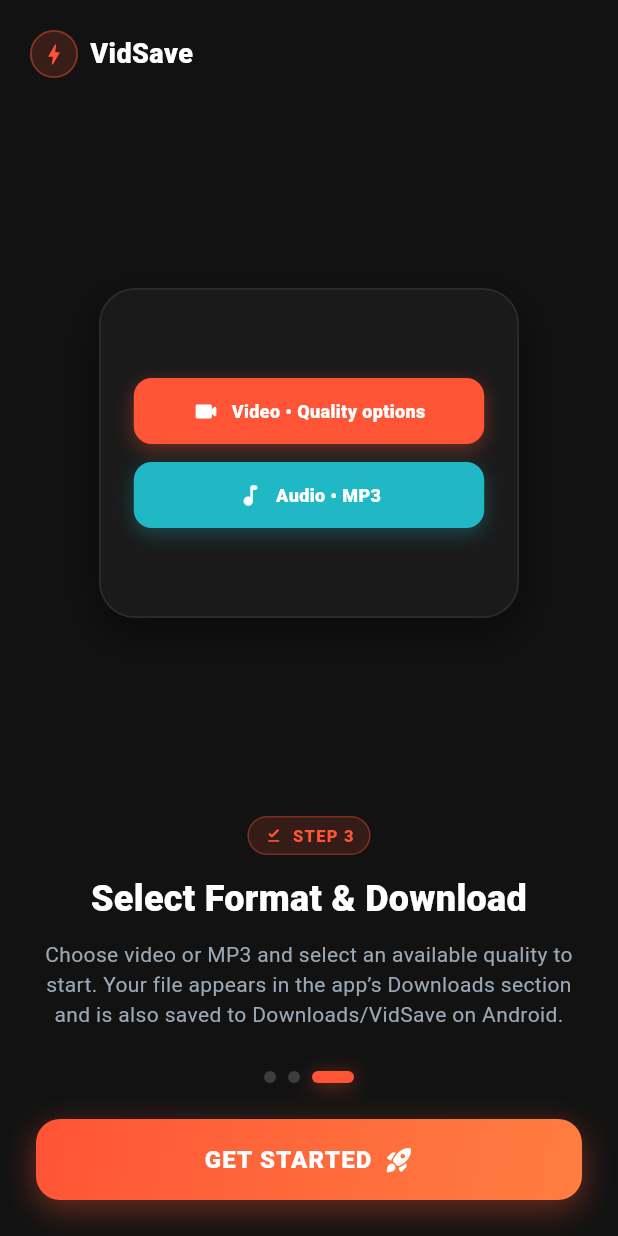
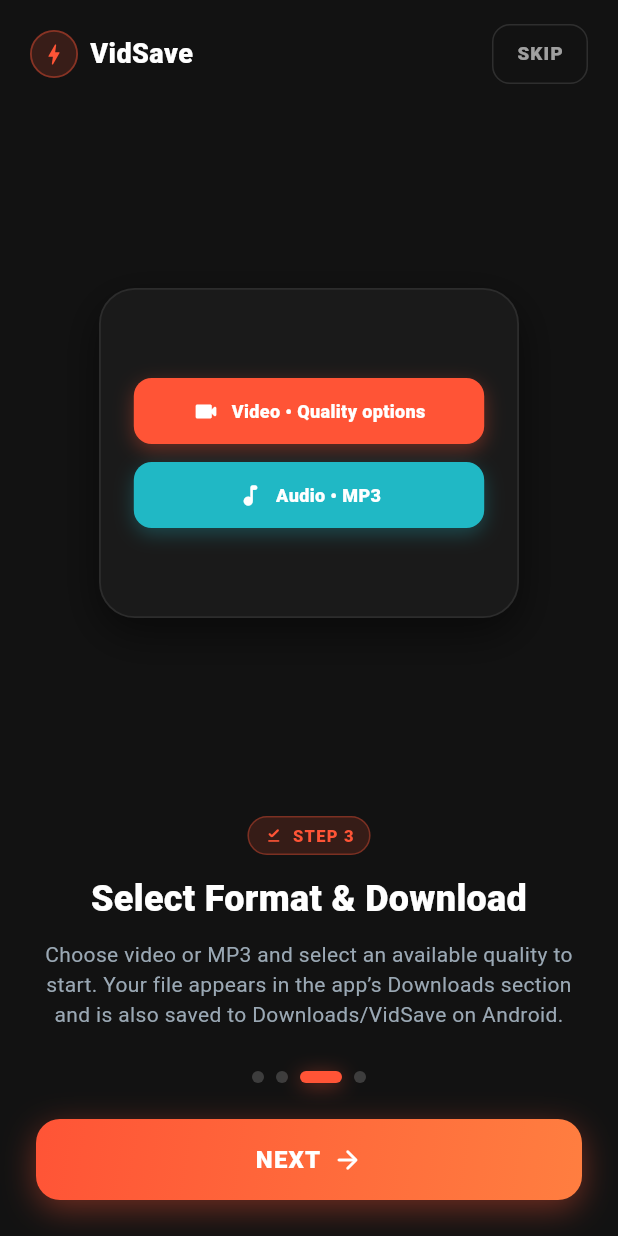
Before and after one commit to admindestekk-dev/vidsave, a Flutter app: the screen it shows after launch, swiped to page 3, on a phone screen of 412 x 824 dp. Run offline on Flutter 3.47's test engine with Material 3 defaults, Android fonts, the phone set to English and light mode, and no system bars; our stand-ins replace audioplayers, chewie, confetti, dio, firebase_core, firebase_remote_config and 12 more; missing offline and left inert: ffmpeg_kit_flutter_new_min_gpl, flutter_inappwebview, photo_manager, record, youtube_explode_dart; accounts and stored records are empty; statements that could not run were skipped.

Commit message:
Improve clipboard detection and onboarding guides
Co-authored-by: Copilot <223556219+Copilot@users.noreply.github.com>

```diff
--- a/lib/screens/onboarding_screen.dart
+++ b/lib/screens/onboarding_screen.dart
@@ -9,10 +9,11 @@ import '../main.dart';
 
 /// VidSave Profesyonel Tanıtım Rehberi (Onboarding Screen)
 ///
-/// 3 Adımlı Geçişli PageView Mimarisi:
+/// 4 Adımlı Geçişli PageView Mimarisi:
 ///   1. Adım: Linki Kopyala (Desteklenen platformlardan video/müzik linkini kopyalayın)
 ///   2. Adım: VidSave'e Yapıştır (VidSave linki anında algılar veya kutuya yapıştırın)
 ///   3. Adım: Formatı Seç ve İndir (İster 4K MP4 video ister 320kbps MP3 olarak cihazınıza kaydedin)
+///   4. Adım: Diğer uygulamalarda VidSave kısayolunu etkinleştirin ve kullanın (Android)
 ///
 /// Tasarım Dili:
 ///   - Koyu Premium Arka Plan: `Color(0xFF121212)`
@@ -106,7 +107,7 @@ class _OnboardingScreenState extends State<OnboardingScreen> {
 
   void _nextPage() {
     HapticFeedback.selectionClick();
-    if (_currentPage < 2) {
+    if (_currentPage < 3) {
       _pageController.nextPage(
         duration: const Duration(milliseconds: 380),
         curve: Curves.easeInOutCubic,
@@ -118,7 +119,7 @@ class _OnboardingScreenState extends State<OnboardingScreen> {
 
   @override
   Widget build(BuildContext context) {
-    final isLastPage = _currentPage == 2;
+    final isLastPage = _currentPage == 3;
     final l10n = AppLocalizations.of(context);
     final isTurkish = l10n.locale.languageCode.toLowerCase() == 'tr';
 
@@ -262,6 +263,22 @@ class _OnboardingScreenState extends State<OnboardingScreen> {
                           : 'Choose video or MP3 and select an available quality to start. Your file appears in the app’s Downloads section and is also saved to Downloads/VidSave on Android.',
                       illustration: _buildStepIllustration3(isTurkish),
                     ),
+
+                    // 4. Adım: Diğer uygulamalarda VidSave kısayolu
+                    _buildStepPage(
+                      stepNumber: '4',
+                      icon: Icons.open_in_new_rounded,
+                      badgeText: isTurkish
+                          ? 'ADIM 4 · ANDROID'
+                          : 'STEP 4 · ANDROID',
+                      title: isTurkish
+                          ? 'Diğer Uygulamalarda VidSave'
+                          : 'VidSave Over Other Apps',
+                      description: isTurkish
+                          ? 'Ayarlar > “Diğer uygulamalarda VidSave İndir” anahtarını aç. Android’de iki izni VidSave için etkinleştirip uygulamaya dön; gerekirse anahtarı tekrar aç. Desteklenen uygulamada bağlantıyı kopyala ve ekrandaki VidSave düğmesine dokun.'
+                          : 'Open Settings > “Download VidSave in other apps”. Enable both Android permissions for VidSave, return to the app and turn the switch on again if needed. Copy a link in a supported app and tap the VidSave button.',
+                      illustration: _buildStepIllustration4(isTurkish),
+                    ),
                   ],
                 ),
               ),
@@ -275,7 +292,7 @@ class _OnboardingScreenState extends State<OnboardingScreen> {
                     // Noktacıklar (Dots)
                     Row(
                       mainAxisAlignment: MainAxisAlignment.center,
-                      children: List.generate(3, (index) {
+                      children: List.generate(4, (index) {
                         final isSelected = _currentPage == index;
                         return AnimatedContainer(
                           duration: const Duration(milliseconds: 300),
@@ -739,4 +756,126 @@ class _OnboardingScreenState extends State<OnboardingScreen> {
       ),
     );
   }
+
+  /// 4. Adım İllüstrasyonu: İzinler ve uygulama üzeri indirme düğmesi
+  Widget _buildStepIllustration4(bool isTurkish) {
+    final steps = isTurkish
+        ? [
+            'Ayarlar > Diğer uygulamalar',
+            'Diğer uygulamaların üzerinde göster',
+            'Kullanım erişimi',
+          ]
+        : [
+            'Settings > Other apps shortcut',
+            'Display over other apps',
+            'Usage access',
+          ];
+
+    return Container(
+      constraints: const BoxConstraints(maxWidth: 320, maxHeight: 230),
+      padding: const EdgeInsets.all(12),
+      decoration: BoxDecoration(
+        color: _cardDark,
+        borderRadius: BorderRadius.circular(24),
+        border: Border.all(
+          color: _neonOrange.withValues(alpha: 0.35),
+          width: 1.2,
+        ),
+        boxShadow: [
+          BoxShadow(
+            color: _neonOrange.withValues(alpha: 0.15),
+            blurRadius: 28,
+            offset: const Offset(0, 10),
+          ),
+        ],
+      ),
+      child: Column(
+        mainAxisAlignment: MainAxisAlignment.center,
+        children: [
+          for (var index = 0; index < steps.length; index++) ...[
+            Row(
+              children: [
+                Container(
+                  width: 25,
+                  height: 25,
+                  alignment: Alignment.center,
+                  decoration: BoxDecoration(
+                    color: _neonOrange.withValues(alpha: 0.15),
+                    shape: BoxShape.circle,
+                  ),
+                  child: Text(
+                    '${index + 1}',
+                    style: const TextStyle(
+                      color: _neonOrange,
+                      fontSize: 12,
+                      fontWeight: FontWeight.w900,
+                    ),
+                  ),
+                ),
+                const SizedBox(width: 10),
+                Expanded(
+                  child: Text(
+                    steps[index],
+                    style: const TextStyle(
+                      color: Colors.white,
+                      fontSize: 12,
+                      fontWeight: FontWeight.w700,
+                    ),
+                  ),
+                ),
+                if (index > 0)
+                  const Icon(
+                    Icons.check_circle_rounded,
+                    color: Color(0xFF20B8C5),
+                    size: 17,
+                  ),
+              ],
+            ),
+            if (index < steps.length - 1)
+              Padding(
+                padding: const EdgeInsets.only(left: 12),
+                child: Align(
+                  alignment: Alignment.centerLeft,
+                  child: Container(height: 7, width: 1, color: Colors.white24),
+                ),
+              ),
+          ],
+          const SizedBox(height: 6),
+          Container(
+            padding: const EdgeInsets.symmetric(horizontal: 10, vertical: 7),
+            decoration: BoxDecoration(
+              color: _neonOrange,
+              borderRadius: BorderRadius.circular(12),
+            ),
+            child: Row(
+              mainAxisSize: MainAxisSize.min,
+              children: [
+                const Icon(
+                  Icons.download_rounded,
+                  color: Colors.white,
+                  size: 17,
+                ),
+                const SizedBox(width: 7),
+                Flexible(
+                  child: Text(
+                    isTurkish
+                        ? 'Bağlantıyı kopyala · VidSave’e dokun'
+                        : 'Copy link · Tap VidSave',
+                    maxLines: 2,
+                    overflow: TextOverflow.ellipsis,
+                    textAlign: TextAlign.center,
+                    style: const TextStyle(
+                      color: Colors.white,
+                      fontSize: 11,
+                      fontWeight: FontWeight.w800,
+                    ),
+                  ),
+                ),
+              ],
+            ),
+          ),
+        ],
+      ),
+    );
+  }
 }
--- a/lib/subscription_screen.dart
+++ b/lib/subscription_screen.dart
@@ -645,11 +645,11 @@ class _SubscriptionScreenState extends State<SubscriptionScreen> {
     final isTurkish = lang == 'tr';
 
     final productPrice = _offlineSandboxMode
-        ? '29.99 TL'
+        ? (isTurkish ? '9,99 TL' : 'TRY 9.99')
         : _monthlyProduct?.price ??
               (_liveMode ? null : (isTurkish ? '9,99 TL' : '\$0.99'));
     final priceTitle = _offlineSandboxMode
-        ? '29.99 TL / Ay'
+        ? (isTurkish ? 'Aylık 9,99 TL' : 'TRY 9.99 / month')
         : productPrice == null
         ? (isTurkish ? 'Mağaza fiyatı alınamadı' : 'Store price unavailable')
         : isTurkish
--- a/pubspec.yaml
+++ b/pubspec.yaml
@@ -36,6 +36,7 @@ dependencies:
   cupertino_icons: ^1.0.8
   in_app_review: ^2.0.9
   share_plus: ^13.3.1
+  crypto: ^3.0.7
   photo_manager: ^3.12.0
   video_player: ^2.14.1
   audioplayers: ^6.8.1
```
Also changed, not shown: lib/clipboard_auto_download_service.dart (+36 -12 lines), lib/main.dart (+13 -6 lines), pubspec.lock, 4 other files.
